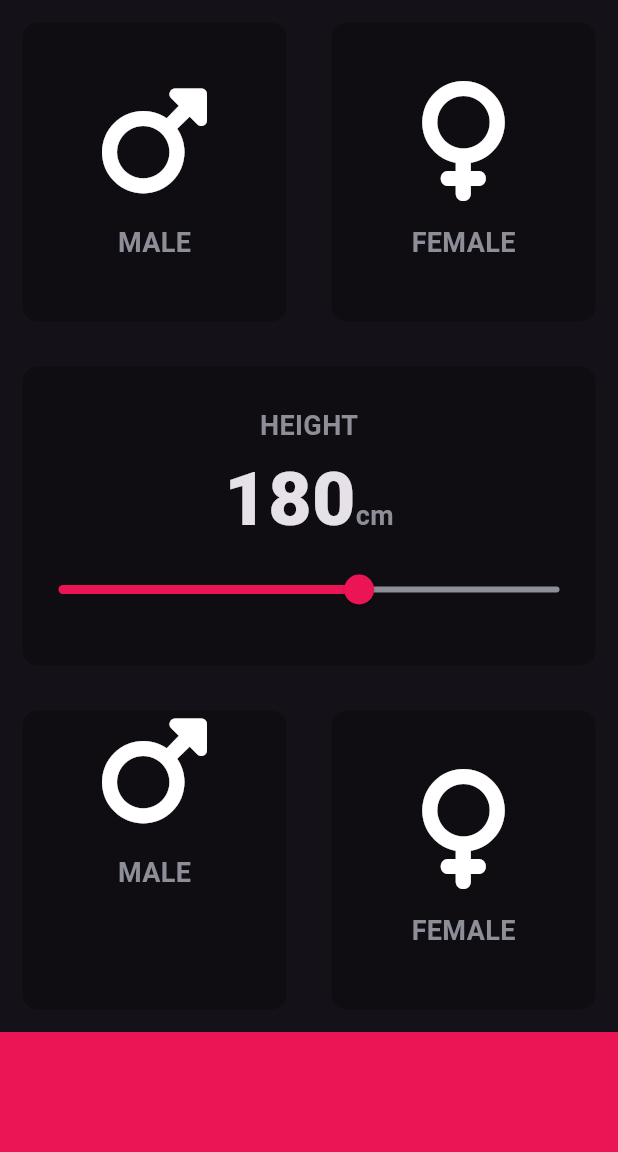
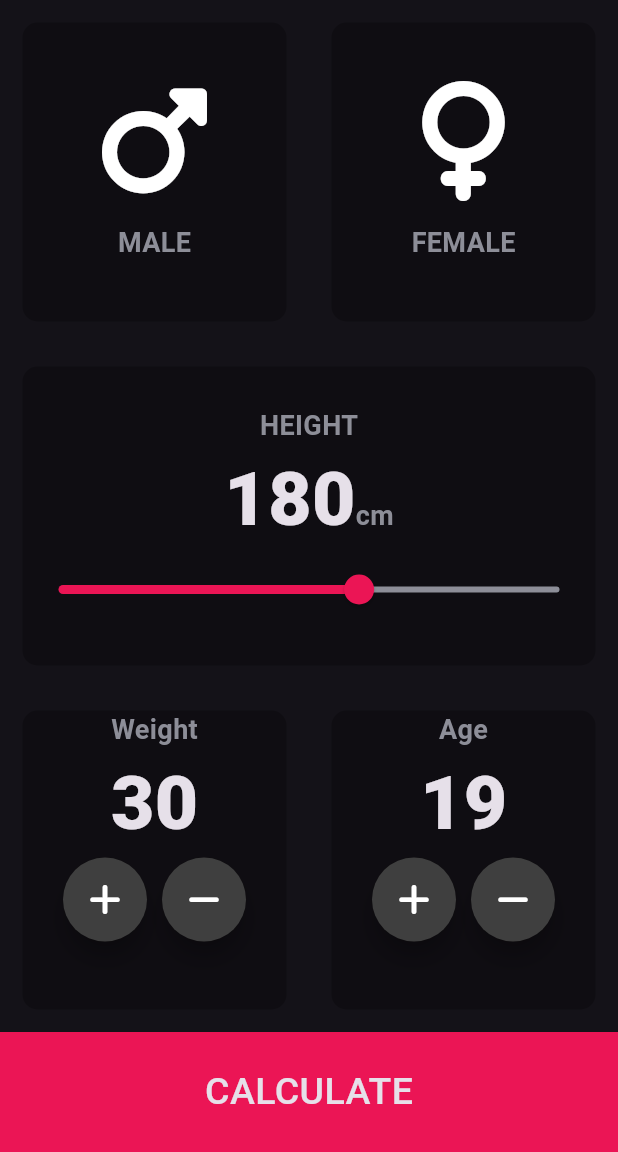
Before and after one commit to Agni7407/flutter-bmi-calculator, a Flutter app: the screen it shows after launch, on a phone screen of 412 x 824 dp, the part 84-1236 px from its top. Run offline on Flutter 3.47's test engine with Material 3 defaults, Android fonts, the phone set to English and light mode, and no system bars; our stand-ins replace font_awesome_flutter.

Commit message:
last commit

```diff
--- /dev/null
+++ b/lib/calculator_brain.dart
@@ -0,0 +1,35 @@
+import 'package:flutter/material.dart';
+import 'dart:math';
+
+class CalculatorBrain {
+  CalculatorBrain({required this.height, required this.weight});
+
+  late final int height;
+  late final int weight;
+  late double _bmi;
+
+  String calculateBMI() {
+    _bmi = weight / pow(height / 100, 2);
+    return _bmi.toStringAsFixed(1);
+  }
+
+  String getResult() {
+    if (_bmi >= 25) {
+      return 'Overweight';
+    } else if (_bmi > 18.5) {
+      return 'normal';
+    } else {
+      return 'underweight';
+    }
+  }
+
+  String Interpretation() {
+    if (_bmi >= 25) {
+      return 'You have a higher than normal body weight. Try to exercise more.';
+    } else if (_bmi > 18.5) {
+      return 'You have a normal body weight. Great Job!';
+    } else {
+      return 'You are under weight. Try to eat more';
+    }
+  }
+}
--- a/lib/input_page.dart
+++ b/lib/input_page.dart
@@ -5,6 +5,8 @@ import 'package:font_awesome_flutter/font_awesome_flutter.dart';
 import 'icon_content.dart';
 import 'reusable_card.dart';
 import 'constants.dart';
+import 'result_page.dart';
+import 'calculator_brain.dart';
 
 enum Gender { male, female, NULL }
 
@@ -17,7 +19,8 @@ class InputPage extends StatefulWidget {
 class _InputPageState extends State<InputPage> {
   Gender selectedGender = Gender.NULL;
   int height = 180;
-
+  int weight = 30;
+  int age = 19;
   // Color maleCardColour = inactiveCardColour;
   // Color femaleCardColour = inactiveCardColour;
 
@@ -127,48 +130,136 @@ class _InputPageState extends State<InputPage> {
             child: Row(children: [
               Expanded(
                 child: ReusableCont(
-                  onPress: () {
+                  Colour: boxColour,
+                  cardChild: Expanded(
+                    child: Column(
+                      //mainAxisAlignment: MainAxisAlignment.center,
+                      crossAxisAlignment: CrossAxisAlignment.center,
+                      children: [
+                        Text(
+                          'Weight',
+                          style: lableTextStyle,
+                        ),
+                        Text(
+                          weight.toString(),
+                          style: kNumberTextStyle,
+                        ),
+                        Row(
+                          mainAxisAlignment: MainAxisAlignment.center,
+                          children: [
+                            RoundIconButton(
+                                icon: FontAwesomeIcons.plus,
+                                Onpressed: () {
                                   setState(() {
-                      selectedGender = Gender.male;
+                                    weight++;
                                   });
-                  },
-                  Colour: boxColour,
-                  cardChild: Column(
-                    children: [
-                      Icon(
-                        FontAwesomeIcons.mars,
-                        size: 80,
+                                }),
+                            SizedBox(width: 10),
+                            RoundIconButton(
+                              icon: FontAwesomeIcons.minus,
+                              Onpressed: () => setState(() {
+                                weight--;
+                              }),
                             ),
-                      SizedBox(height: 15),
-                      Text(
-                        'MALE',
-                        style: TextStyle(
-                            fontSize: 18,
-                            fontWeight: FontWeight.bold,
-                            color: Color(0xFF8D8E98)),
+                          ],
+                        ),
+                        SizedBox(
+                          height: 10,
                         )
                       ],
                     ),
                   ),
                 ),
+              ),
               Expanded(
                 child: ReusableCont(
-                    onPress: () {
+                  Colour: boxColour,
+                  cardChild: Expanded(
+                    child: Column(
+                      //mainAxisAlignment: MainAxisAlignment.center,
+                      crossAxisAlignment: CrossAxisAlignment.center,
+                      children: [
+                        Text(
+                          'Age',
+                          style: lableTextStyle,
+                        ),
+                        Text(
+                          age.toString(),
+                          style: kNumberTextStyle,
+                        ),
+                        Row(
+                          mainAxisAlignment: MainAxisAlignment.center,
+                          children: [
+                            RoundIconButton(
+                                icon: FontAwesomeIcons.plus,
+                                Onpressed: () {
                                   setState(() {
-                        selectedGender = Gender.male;
+                                    age++;
                                   });
-                    },
-                    Colour: boxColour,
-                    cardChild: iconContent(
-                        icon: FontAwesomeIcons.venus, lable: 'FEMALE')),
+                                }),
+                            SizedBox(width: 10),
+                            RoundIconButton(
+                              icon: FontAwesomeIcons.minus,
+                              Onpressed: () => setState(() {
+                                age--;
+                              }),
+                            ),
+                          ],
+                        ),
+                        SizedBox(
+                          height: 10,
+                        )
+                      ],
+                    ),
+                  ),
+                ),
               ),
             ]),
           ),
-          Container(
+          GestureDetector(
+            onTap: () {
+              CalculatorBrain cal =
+                  CalculatorBrain(height: height, weight: weight);
+
+              Navigator.push(
+                  context,
+                  MaterialPageRoute(
+                      builder: (context) => ResultPage(
+                            bmical: cal.calculateBMI(),
+                            result: cal.getResult(),
+                            interpretation: cal.Interpretation(),
+                          )));
+            },
+            child: Container(
+              child: Center(
+                child: Text(
+                  'CALCULATE',
+                  style: KLargeTextStyle,
+                ),
+              ),
               color: bottomContainerColor,
               width: double.infinity,
               height: bottomContainerHeight,
+            ),
           )
         ]));
   }
 }
+
+class RoundIconButton extends StatelessWidget {
+  RoundIconButton({this.icon, required this.Onpressed});
+
+  final IconData? icon;
+  final Function() Onpressed;
+  @override
+  Widget build(BuildContext context) {
+    return (RawMaterialButton(
+      onPressed: Onpressed,
+      child: Icon(icon),
+      constraints: BoxConstraints.tightFor(width: 56, height: 56),
+      shape: CircleBorder(),
+      fillColor: const Color.fromARGB(255, 63, 63, 63),
+      elevation: 6.0,
+    ));
+  }
+}
--- a/lib/reusable_card.dart
+++ b/lib/reusable_card.dart
@@ -5,7 +5,7 @@ class ReusableCont extends StatelessWidget {
   ReusableCont({required this.Colour, this.cardChild, this.onPress});
   final Color Colour;
   Widget? cardChild;
-  VoidCallback? onPress;
+  late Function()? onPress;
   @override
   Widget build(BuildContext context) {
     return GestureDetector(
```
Also changed, not shown: lib/constants.dart (+12 -0 lines), lib/result_page.dart (added, +81 -0 lines). Lines whose indentation alone changed are shown as unchanged.
